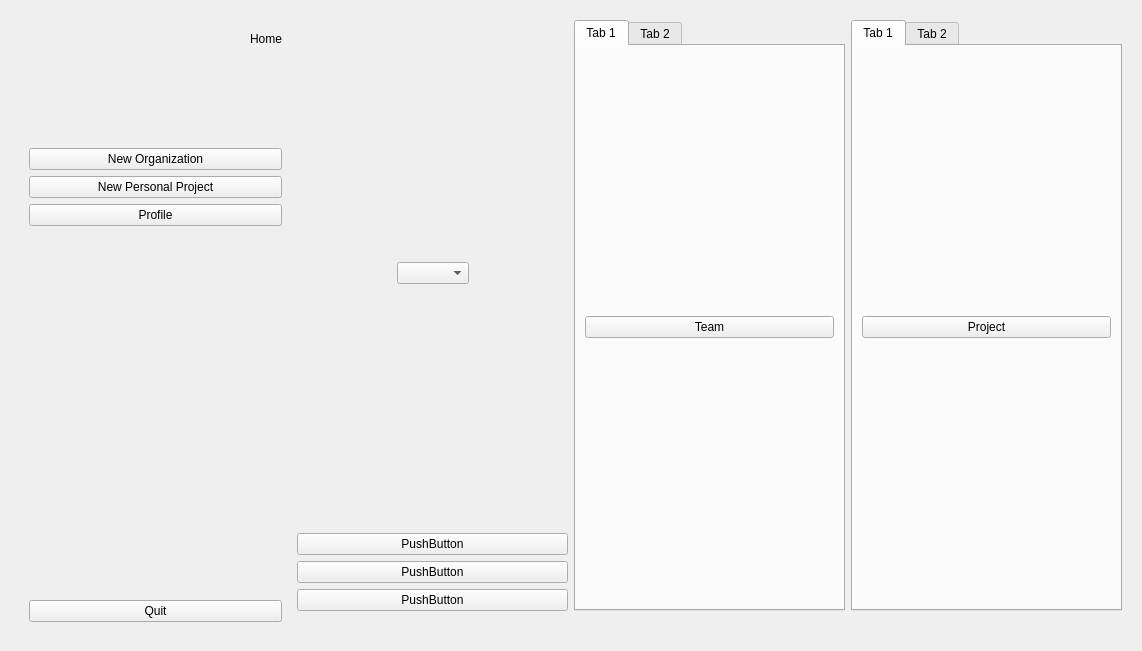
amirsoleimani7/AP_Project, file Client/dashboard.ui: the form before one commit.
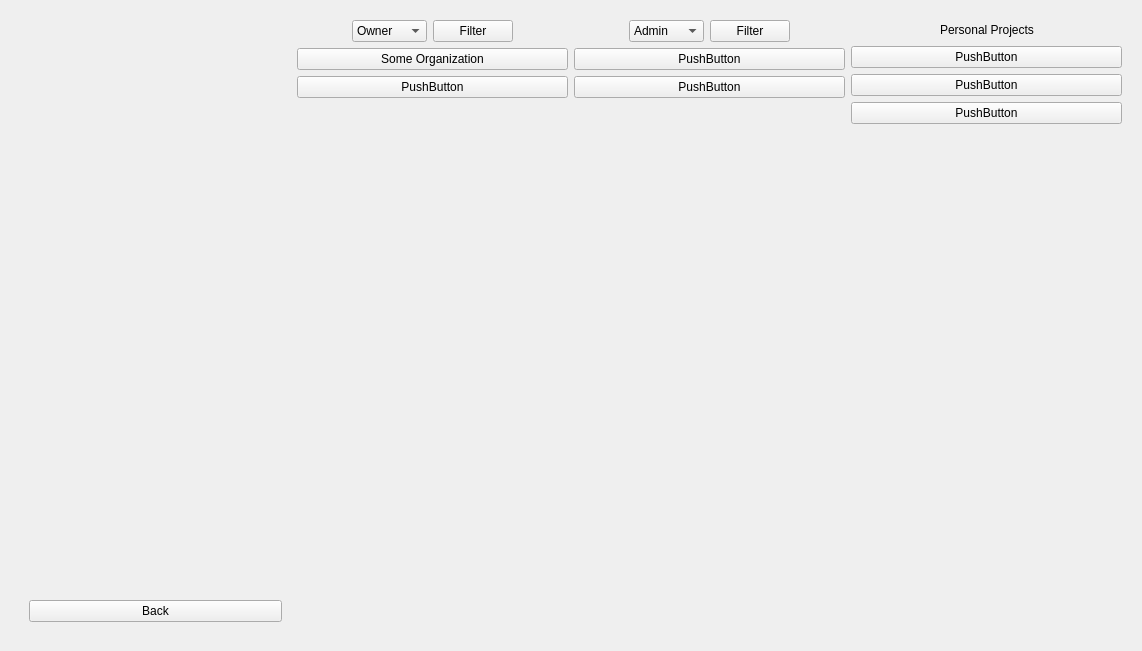
The form after the commit. The open tabs and pages were chosen to show the change.

Commit message: Home and One organization pages side buttons attached

Diff of the .ui file:
```diff
--- a/Client/dashboard.ui
+++ b/Client/dashboard.ui
@@ -370,12 +370,42 @@
          <property name="currentIndex">
           <number>0</number>
          </property>
-         <widget class="QWidget" name="HomeCloseHamborPage">
+         <widget class="QWidget" name="HomeProfilePage">
+          <layout class="QVBoxLayout" name="verticalLayout_6">
+           <item>
+            <spacer name="verticalSpacer_48">
+             <property name="orientation">
+              <enum>Qt::Vertical</enum>
+             </property>
+             <property name="sizeHint" stdset="0">
+              <size>
+               <width>20</width>
+               <height>40</height>
+              </size>
+             </property>
+            </spacer>
+           </item>
+           <item>
+            <widget class="QPushButton" name="HomeProfileBackBotton">
+             <property name="text">
+              <string>Back</string>
+             </property>
+            </widget>
+           </item>
+          </layout>
+         </widget>
+         <widget class="QWidget" name="HomeSideMainPage">
           <layout class="QVBoxLayout" name="verticalLayout_4">
            <item>
             <layout class="QGridLayout" name="CloseHmborGrid">
              <item row="1" column="1">
               <widget class="QLabel" name="HomeLabel">
+               <property name="font">
+                <font>
+                 <family>Times New Roman</family>
+                 <pointsize>13</pointsize>
+                </font>
+               </property>
                <property name="text">
                 <string>Home</string>
                </property>
@@ -478,7 +508,7 @@
             <widget class="QLineEdit" name="lineEdit"/>
            </item>
            <item>
-            <widget class="QPushButton" name="pushButton_13">
+            <widget class="QPushButton" name="HomeNewPPCreatBotton">
              <property name="text">
               <string>Create Project</string>
              </property>
@@ -615,115 +645,163 @@
         </widget>
        </item>
        <item>
-        <layout class="QGridLayout" name="gridLayout_4">
-         <item row="4" column="1">
-          <spacer name="horizontalSpacer_3">
-           <property name="orientation">
-            <enum>Qt::Horizontal</enum>
-           </property>
-           <property name="sizeHint" stdset="0">
-            <size>
-             <width>40</width>
-             <height>20</height>
-            </size>
-           </property>
-          </spacer>
-         </item>
-         <item row="0" column="1">
-          <widget class="QWidget" name="widget" native="true">
-           <layout class="QGridLayout" name="gridLayout">
-            <item row="0" column="1">
-             <widget class="QComboBox" name="comboBox"/>
-            </item>
-            <item row="0" column="2">
-             <spacer name="horizontalSpacer_2">
-              <property name="orientation">
-               <enum>Qt::Horizontal</enum>
+        <layout class="QVBoxLayout" name="HomeOrgListLayout">
+         <item>
+          <layout class="QHBoxLayout" name="horizontalLayout_9">
+           <item>
+            <spacer name="horizontalSpacer_2">
+             <property name="orientation">
+              <enum>Qt::Horizontal</enum>
+             </property>
+             <property name="sizeHint" stdset="0">
+              <size>
+               <width>40</width>
+               <height>20</height>
+              </size>
+             </property>
+            </spacer>
+           </item>
+           <item>
+            <widget class="QComboBox" name="HomeOrgTypeComboBox">
+             <item>
+              <property name="text">
+               <string>Owner</string>
               </property>
-              <property name="sizeHint" stdset="0">
-               <size>
-                <width>40</width>
-                <height>20</height>
-               </size>
+             </item>
+             <item>
+              <property name="text">
+               <string>Member</string>
               </property>
-             </spacer>
-            </item>
-            <item row="0" column="0">
-             <spacer name="horizontalSpacer_20">
-              <property name="orientation">
-               <enum>Qt::Horizontal</enum>
-              </property>
-              <property name="sizeHint" stdset="0">
-               <size>
-                <width>40</width>
-                <height>20</height>
-               </size>
-              </property>
-             </spacer>
-            </item>
-           </layout>
-          </widget>
+             </item>
+            </widget>
+           </item>
+           <item>
+            <widget class="QPushButton" name="HomeOrgFilterBotton">
+             <property name="text">
+              <string>Filter</string>
+             </property>
+            </widget>
+           </item>
+           <item>
+            <spacer name="horizontalSpacer_5">
+             <property name="orientation">
+              <enum>Qt::Horizontal</enum>
+             </property>
+             <property name="sizeHint" stdset="0">
+              <size>
+               <width>40</width>
+               <height>20</height>
+              </size>
+             </property>
+            </spacer>
+           </item>
+          </layout>
          </item>
-         <item row="2" column="1">
-          <widget class="QPushButton" name="pushButton_4">
+         <item>
+          <widget class="QPushButton" name="oneOrgButton_4">
            <property name="text">
-            <string>PushButton</string>
+            <string>Some Organization</string>
            </property>
           </widget>
          </item>
-         <item row="3" column="1">
+         <item>
           <widget class="QPushButton" name="pushButton_5">
            <property name="text">
             <string>PushButton</string>
            </property>
           </widget>
          </item>
-         <item row="1" column="1">
-          <widget class="QPushButton" name="pushButton_3">
-           <property name="text">
-            <string>PushButton</string>
+         <item>
+          <spacer name="verticalSpacer_47">
+           <property name="orientation">
+            <enum>Qt::Vertical</enum>
            </property>
-          </widget>
+           <property name="sizeHint" stdset="0">
+            <size>
+             <width>20</width>
+             <height>40</height>
+            </size>
+           </property>
+          </spacer>
          </item>
         </layout>
        </item>
        <item>
-        <layout class="QGridLayout" name="gridLayout_5">
-         <item row="1" column="0">
-          <widget class="QTabWidget" name="tabWidget_2">
-           <property name="currentIndex">
-            <number>0</number>
-           </property>
-           <widget class="QWidget" name="tab_3">
-            <attribute name="title">
-             <string>Tab 1</string>
-            </attribute>
-            <layout class="QGridLayout" name="gridLayout_17">
-             <item row="1" column="0">
-              <widget class="QPushButton" name="pushButton_8">
-               <property name="text">
-                <string>Team</string>
-               </property>
-              </widget>
+        <layout class="QVBoxLayout" name="HomeTeamsListLayout">
+         <item>
+          <layout class="QHBoxLayout" name="horizontalLayout_7">
+           <item>
+            <spacer name="horizontalSpacer_12">
+             <property name="orientation">
+              <enum>Qt::Horizontal</enum>
+             </property>
+             <property name="sizeHint" stdset="0">
+              <size>
+               <width>40</width>
+               <height>20</height>
+              </size>
+             </property>
+            </spacer>
+           </item>
+           <item>
+            <widget class="QComboBox" name="HomeTeamTypeComboBox">
+             <item>
+              <property name="text">
+               <string>Admin</string>
+              </property>
              </item>
-            </layout>
-           </widget>
-           <widget class="QWidget" name="tab_4">
-            <attribute name="title">
-             <string>Tab 2</string>
-            </attribute>
-           </widget>
+             <item>
+              <property name="text">
+               <string>Member</string>
+              </property>
+             </item>
+            </widget>
+           </item>
+           <item>
+            <widget class="QPushButton" name="HomeTeamFilterBotton">
+             <property name="text">
+              <string>Filter</string>
+             </property>
+            </widget>
+           </item>
+           <item>
+            <spacer name="horizontalSpacer_13">
+             <property name="orientation">
+              <enum>Qt::Horizontal</enum>
+             </property>
+             <property name="sizeHint" stdset="0">
+              <size>
+               <width>40</width>
+               <height>20</height>
+              </size>
+             </property>
+            </spacer>
+           </item>
+          </layout>
+         </item>
+         <item>
+          <widget class="QPushButton" name="pushButton_10">
+           <property name="text">
+            <string>PushButton</string>
+           </property>
           </widget>
          </item>
-         <item row="2" column="0">
-          <spacer name="horizontalSpacer_4">
+         <item>
+          <widget class="QPushButton" name="pushButton_8">
+           <property name="text">
+            <string>PushButton</string>
+           </property>
+          </widget>
+         </item>
+         <item>
+          <spacer name="verticalSpacer_46">
            <property name="orientation">
-            <enum>Qt::Horizontal</enum>
+            <enum>Qt::Vertical</enum>
            </property>
            <property name="sizeHint" stdset="0">
             <size>
-             <width>40</width>
-             <height>20</height>
+             <width>20</width>
+             <height>40</height>
             </size>
            </property>
           </spacer>
@@ -731,42 +809,74 @@
         </layout>
        </item>
        <item>
-        <layout class="QGridLayout" name="gridLayout_6">
-         <item row="1" column="0">
-          <widget class="QTabWidget" name="tabWidget_3">
-           <property name="currentIndex">
-            <number>0</number>
+        <layout class="QVBoxLayout" name="HomePProjectsListLayout">
+         <item>
+          <layout class="QHBoxLayout" name="horizontalLayout_8">
+           <item>
+            <spacer name="horizontalSpacer_3">
+             <property name="orientation">
+              <enum>Qt::Horizontal</enum>
+             </property>
+             <property name="sizeHint" stdset="0">
+              <size>
+               <width>40</width>
+               <height>20</height>
+              </size>
+             </property>
+            </spacer>
+           </item>
+           <item>
+            <widget class="QLabel" name="PPLabel">
+             <property name="text">
+              <string>Personal Projects</string>
+             </property>
+            </widget>
+           </item>
+           <item>
+            <spacer name="horizontalSpacer_4">
+             <property name="orientation">
+              <enum>Qt::Horizontal</enum>
+             </property>
+             <property name="sizeHint" stdset="0">
+              <size>
+               <width>40</width>
+               <height>20</height>
+              </size>
+             </property>
+            </spacer>
+           </item>
+          </layout>
+         </item>
+         <item>
+          <widget class="QPushButton" name="pushButton_14">
+           <property name="text">
+            <string>PushButton</string>
            </property>
-           <widget class="QWidget" name="tab_5">
-            <attribute name="title">
-             <string>Tab 1</string>
-            </attribute>
-            <layout class="QGridLayout" name="gridLayout_18">
-             <item row="0" column="0">
-              <widget class="QPushButton" name="pushButton">
-               <property name="text">
-                <string>Project</string>
-               </property>
-              </widget>
-             </item>
-            </layout>
-           </widget>
-           <widget class="QWidget" name="tab_6">
-            <attribute name="title">
-             <string>Tab 2</string>
-            </attribute>
-           </widget>
           </widget>
          </item>
-         <item row="2" column="0">
-          <spacer name="horizontalSpacer_5">
+         <item>
+          <widget class="QPushButton" name="pushButton_13">
+           <property name="text">
+            <string>PushButton</string>
+           </property>
+          </widget>
+         </item>
+         <item>
+          <widget class="QPushButton" name="pushButton">
+           <property name="text">
+            <string>PushButton</string>
+           </property>
+          </widget>
+         </item>
+         <item>
+          <spacer name="verticalSpacer_45">
            <property name="orientation">
-            <enum>Qt::Horizontal</enum>
+            <enum>Qt::Vertical</enum>
            </property>
            <property name="sizeHint" stdset="0">
             <size>
-             <width>40</width>
-             <height>20</height>
+             <width>20</width>
+             <height>40</height>
             </size>
            </property>
           </spacer>
```
Left out of the diff: 22 changed lines with no effect on the pictures. The commit also changes 2 other files.
